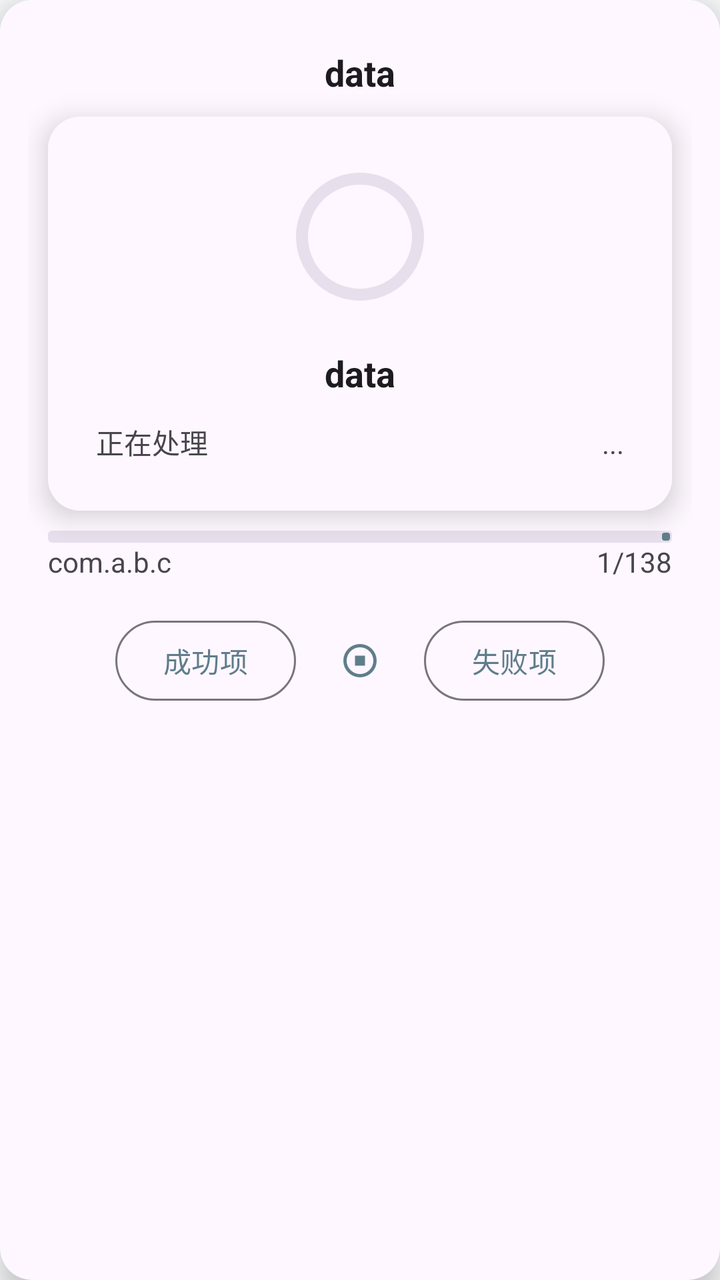
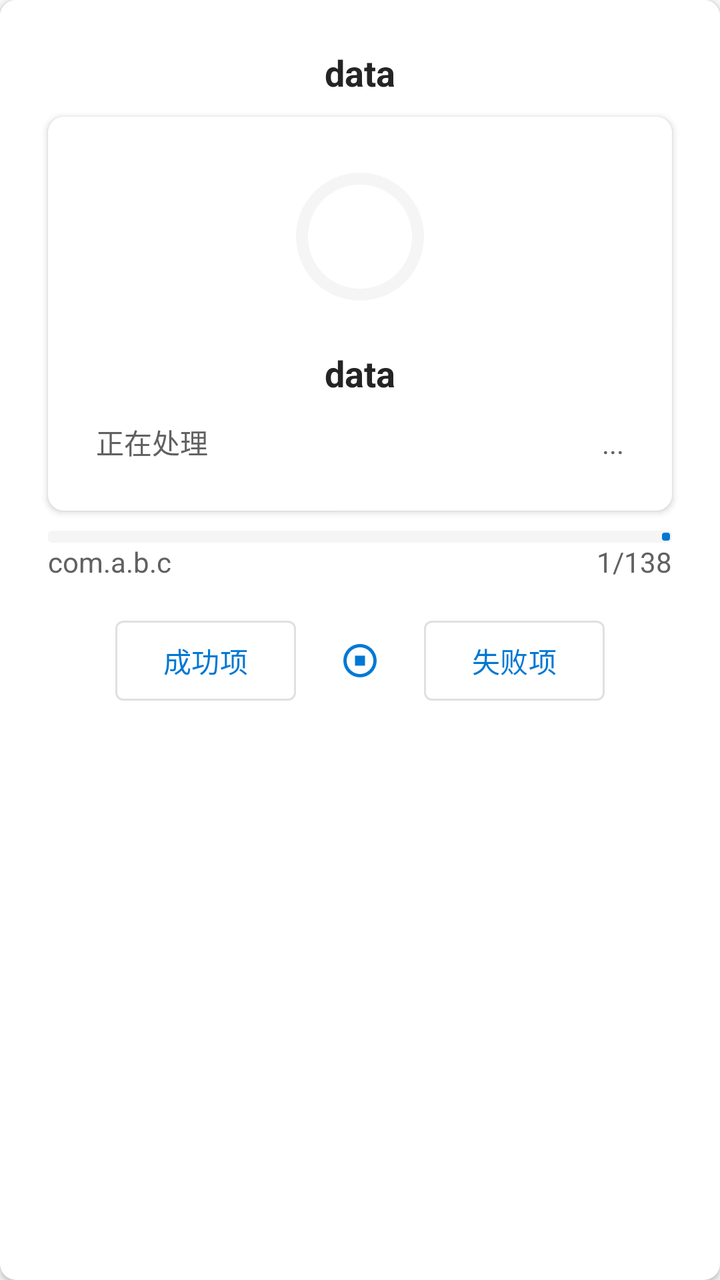

The first picture is an Android layout as it rendered before a commit; the second is the same layout after the commit. The layout source and the unified diff follow.
<!-- AndroidManifest.xml: application theme Theme.AppSnapshot -->
<!-- res/layout/dialog_multi_item_loading.xml -->
<?xml version="1.0" encoding="utf-8"?>
<androidx.cardview.widget.CardView xmlns:android="http://schemas.android.com/apk/res/android"
    xmlns:app="http://schemas.android.com/apk/res-auto"
    android:layout_width="match_parent"
    android:layout_height="wrap_content"
    android:layout_margin="10dp"
    app:cardBackgroundColor="?attr/colorSurface"
    app:cardCornerRadius="16dp"
    app:cardElevation="8dp"
    app:cardPreventCornerOverlap="false">

    <LinearLayout
        android:layout_width="match_parent"
        android:layout_height="wrap_content"
        android:background="?attr/colorSurface"
        android:orientation="vertical"
        android:paddingHorizontal="14dp"
        android:paddingVertical="24dp">

        <TextView
            android:id="@+id/tv_current_label"
            android:layout_width="match_parent"
            android:layout_height="wrap_content"
            android:gravity="center"
            android:text="data"
            android:textColor="?attr/colorOnSurface"
            android:textSize="18sp"
            android:textStyle="bold" />

        <include
            android:id="@+id/single_loading_dialog"
            layout="@layout/dialog_loading"
            android:layout_width="match_parent"
            android:layout_height="wrap_content"
            android:layout_margin="10dp" />


        <com.google.android.material.progressindicator.LinearProgressIndicator
            android:id="@+id/progressBarTotal"
            android:layout_width="match_parent"
            android:layout_height="wrap_content"
            android:layout_gravity="center"
            android:layout_marginHorizontal="10dp"
            android:max="100"
            android:progress="0"
            app:indicatorColor="?attr/colorPrimary"
            app:indicatorSize="64dp"
            app:trackColor="?attr/colorSurfaceVariant"
            app:trackThickness="6dp" />

        <LinearLayout
            android:layout_width="match_parent"
            android:layout_height="wrap_content"
            android:layout_marginHorizontal="10dp"
            android:orientation="horizontal">

            <TextView
                android:id="@+id/tv_package"
                android:layout_width="0dp"
                android:layout_height="wrap_content"
                android:layout_marginEnd="10dp"
                android:layout_weight="1"
                android:ellipsize="start"
                android:gravity="start"
                android:maxLines="1"
                android:text="com.a.b.c"
                android:textColor="?attr/colorOnSurfaceVariant"
                android:textSize="14sp"
                android:visibility="visible" />

            <TextView
                android:id="@+id/tv_progress"
                android:layout_width="wrap_content"
                android:layout_height="wrap_content"
                android:ellipsize="end"
                android:gravity="end"
                android:maxLines="1"
                android:text="1/138"
                android:textColor="?attr/colorOnSurfaceVariant"
                android:textSize="14sp"
                android:visibility="visible" />
        </LinearLayout>

        <LinearLayout
            android:layout_width="match_parent"
            android:layout_height="wrap_content"
            android:layout_marginHorizontal="10dp"
            android:layout_marginTop="16dp"
            android:gravity="center"
            android:orientation="horizontal">

            <com.google.android.material.button.MaterialButton
                android:id="@+id/btn_success"
                style="@style/Widget.Material3.Button.OutlinedButton"
                android:layout_width="wrap_content"
                android:layout_height="wrap_content"
                android:text="成功项" />

            <com.google.android.material.button.MaterialButton
                android:id="@+id/btn_cancel"
                style="@style/Widget.Material3.Button.IconButton"
                android:layout_width="wrap_content"
                android:layout_height="wrap_content"
                android:layout_marginHorizontal="8dp"
                app:icon="@drawable/stop_circle_outline" />

            <com.google.android.material.button.MaterialButton
                android:id="@+id/btn_fail"
                style="@style/Widget.Material3.Button.OutlinedButton"
                android:layout_width="wrap_content"
                android:layout_height="wrap_content"
                android:text="失败项" />

        </LinearLayout>

    </LinearLayout>

</androidx.cardview.widget.CardView>
<!-- res/layout/dialog_loading.xml (included above) -->
<?xml version="1.0" encoding="utf-8"?>
<androidx.cardview.widget.CardView xmlns:android="http://schemas.android.com/apk/res/android"
    xmlns:app="http://schemas.android.com/apk/res-auto"
    android:layout_width="wrap_content"
    android:layout_height="wrap_content"
    app:cardBackgroundColor="?attr/colorSurface"
    app:cardCornerRadius="16dp"
    app:cardElevation="8dp"
    app:cardPreventCornerOverlap="false">

    <LinearLayout
        android:layout_width="match_parent"
        android:minWidth="280dp"
        android:layout_height="wrap_content"
        android:background="?attr/colorSurface"
        android:orientation="vertical"
        android:padding="24dp">

        <com.google.android.material.progressindicator.CircularProgressIndicator
            android:id="@+id/progressBar"
            android:layout_width="wrap_content"
            android:layout_height="wrap_content"
            android:layout_gravity="center"
            android:layout_marginBottom="20dp"
            android:max="100"
            android:progress="0"
            app:indicatorColor="?attr/colorPrimary"
            app:indicatorSize="64dp"
            app:trackColor="?attr/colorSurfaceVariant"
            app:trackThickness="6dp" />

        <TextView
            android:id="@+id/currentItemText"
            android:layout_width="match_parent"
            android:layout_height="wrap_content"
            android:layout_marginBottom="12dp"
            android:gravity="center"
            android:text="data"
            android:textColor="?attr/colorOnSurface"
            android:textSize="18sp"
            android:textStyle="bold" />

        <LinearLayout
            android:layout_width="match_parent"
            android:layout_height="wrap_content"
            android:orientation="horizontal">

            <TextView
                android:id="@+id/messageText"
                android:layout_width="0dp"
                android:layout_height="wrap_content"
                android:layout_weight="1"
                android:ellipsize="start"
                android:gravity="start"
                android:maxLines="1"
                android:text="正在处理"
                android:textColor="?attr/colorOnSurfaceVariant"
                android:textSize="14sp"
                android:visibility="visible" />

            <TextView
                android:id="@+id/statusText"
                android:layout_width="wrap_content"
                android:layout_height="wrap_content"
                android:ellipsize="end"
                android:gravity="end"
                android:maxLines="1"
                android:text="..."
                android:textColor="?attr/colorOnSurfaceVariant"
                android:textSize="14sp"
                android:visibility="visible" />
        </LinearLayout>
    </LinearLayout>

</androidx.cardview.widget.CardView>
<!-- resources referenced by this layout -->
<resources>
  <!-- drawable stop_circle_outline (drawable) -->
  <vector xmlns:android="http://schemas.android.com/apk/res/android" android:height="24dp" android:width="24dp" android:viewportWidth="24" android:viewportHeight="24"><path android:fillColor="#000000" android:pathData="M12,2A10,10 0 0,0 2,12A10,10 0 0,0 12,22A10,10 0 0,0 22,12A10,10 0 0,0 12,2M12,4C16.41,4 20,7.59 20,12C20,16.41 16.41,20 12,20C7.59,20 4,16.41 4,12C4,7.59 7.59,4 12,4M9,9V15H15V9" /></vector>
  <style name="Theme.AppSnapshot" parent="Theme.Material3.DayNight">
          
          <item name="colorPrimary">@color/blue_grey_500</item>
          <item name="colorPrimaryVariant">@color/blue_grey_700</item>
          <item name="colorOnPrimary">@color/white</item>
          
          <item name="colorSecondary">@color/blue_grey_300</item>
          <item name="colorSecondaryVariant">@color/blue_grey_800</item>
          <item name="colorOnSecondary">@color/white</item>
          
          <item name="android:statusBarColor">@android:color/transparent</item>
          
          <item name="android:colorBackground">@color/light_gray_white</item>
          
      </style>
  <color name="blue_grey_500">#FF607D8B</color>
  <color name="blue_grey_700">#FF455A64</color>
  <color name="white">#FFFFFFFF</color>
  <color name="blue_grey_300">#FF90A4AE</color>
  <color name="blue_grey_800">#FF37474F</color>
  <color name="light_gray_white">#FFF8F9FA</color>
</resources>

<!-- the commit's change to res/layout/dialog_multi_item_loading.xml (unified diff, before → after) -->
@@ -5,8 +5,8 @@
     android:layout_height="wrap_content"
     android:layout_margin="10dp"
     app:cardBackgroundColor="?attr/colorSurface"
-    app:cardCornerRadius="16dp"
-    app:cardElevation="8dp"
+    app:cardCornerRadius="@dimen/fluent_corner_radius_overlay"
+    app:cardElevation="2dp"
     app:cardPreventCornerOverlap="false">
 
     <LinearLayout
@@ -123,8 +123,8 @@
     android:layout_width="wrap_content"
     android:layout_height="wrap_content"
     app:cardBackgroundColor="?attr/colorSurface"
-    app:cardCornerRadius="16dp"
-    app:cardElevation="8dp"
+    app:cardCornerRadius="@dimen/fluent_corner_radius_overlay"
+    app:cardElevation="2dp"
     app:cardPreventCornerOverlap="false">
 
     <LinearLayout
<!-- resource entries referenced after the edit -->
@@ -1,27 +1,218 @@
 <!-- resources referenced by this layout -->
 <resources>
+  <dimen name="fluent_corner_radius_overlay">8dp</dimen>
   <!-- drawable stop_circle_outline (drawable) -->
-  <vector xmlns:android="http://schemas.android.com/apk/res/android" android:height="24dp" android:width="24dp" android:viewportWidth="24" android:viewportHeight="24"><path android:fillColor="#000000" android:pathData="M12,2A10,10 0 0,0 2,12A10,10 0 0,0 12,22A10,10 0 0,0 22,12A10,10 0 0,0 12,2M12,4C16.41,4 20,7.59 20,12C20,16.41 16.41,20 12,20C7.59,20 4,16.41 4,12C4,7.59 7.59,4 12,4M9,9V15H15V9" /></vector>
-  <style name="Theme.AppSnapshot" parent="Theme.Material3.DayNight">
-          
-          <item name="colorPrimary">@color/blue_grey_500</item>
-          <item name="colorPrimaryVariant">@color/blue_grey_700</item>
-          <item name="colorOnPrimary">@color/white</item>
-          
-          <item name="colorSecondary">@color/blue_grey_300</item>
-          <item name="colorSecondaryVariant">@color/blue_grey_800</item>
-          <item name="colorOnSecondary">@color/white</item>
+  <vector xmlns:android="http://schemas.android.com/apk/res/android" android:height="24dp" android:width="24dp" android:viewportWidth="24" android:viewportHeight="24"><path android:fillColor="@color/icon_primary" android:pathData="M12,2A10,10 0 0,0 2,12A10,10 0 0,0 12,22A10,10 0 0,0 22,12A10,10 0 0,0 12,2M12,4C16.41,4 20,7.59 20,12C20,16.41 16.41,20 12,20C7.59,20 4,16.41 4,12C4,7.59 7.59,4 12,4M9,9V15H15V9" /></vector>
+  <style name="Theme.AppSnapshot" parent="Theme.Material3.DayNight.NoActionBar">
+          
+          <item name="shapeAppearanceSmallComponent">@style/ShapeAppearance.AppSnapshot.SmallComponent</item>
+          <item name="shapeAppearanceMediumComponent">@style/ShapeAppearance.AppSnapshot.MediumComponent</item>
+          <item name="shapeAppearanceLargeComponent">@style/ShapeAppearance.AppSnapshot.LargeComponent</item>
+          
+          <item name="colorPrimary">@color/primary</item>
+          <item name="colorOnPrimary">@color/on_primary</item>
+          <item name="colorPrimaryContainer">@color/primary_container</item>
+          <item name="colorOnPrimaryContainer">@color/on_primary_container</item>
+          
+          <item name="colorSecondary">@color/secondary</item>
+          <item name="colorOnSecondary">@color/on_secondary</item>
+          <item name="colorSecondaryContainer">@color/secondary_container</item>
+          <item name="colorOnSecondaryContainer">@color/on_secondary_container</item>
+          
+          <item name="colorTertiary">@color/tertiary</item>
+          <item name="colorOnTertiary">@color/on_tertiary</item>
+          <item name="colorTertiaryContainer">@color/tertiary_container</item>
+          <item name="colorOnTertiaryContainer">@color/on_tertiary_container</item>
+          
+          <item name="android:colorBackground">@color/background</item>
+          <item name="colorOnBackground">@color/on_background</item>
+          <item name="colorSurface">@color/surface</item>
+          <item name="colorOnSurface">@color/on_surface</item>
+          <item name="colorSurfaceVariant">@color/surface_variant</item>
+          <item name="colorOnSurfaceVariant">@color/on_surface_variant</item>
+          <item name="colorSurfaceContainer">@color/surface</item>
+          <item name="colorSurfaceContainerHigh">@color/fluent_layer</item>
+          <item name="colorSurfaceContainerHighest">@color/surface_variant</item>
+          <item name="colorSurfaceContainerLow">@color/background</item>
+          <item name="colorSurfaceContainerLowest">@color/surface</item>
+          
+          <item name="colorOutline">@color/outline</item>
+          <item name="colorOutlineVariant">@color/outline_variant</item>
+          
+          <item name="android:textColorPrimary">@color/on_surface</item>
+          <item name="android:textColorSecondary">@color/on_surface_variant</item>
+          <item name="android:textColorTertiary">@color/fluent_text_tertiary</item>
+          
+          <item name="colorAccent">@color/primary</item>
+          <item name="colorControlActivated">@color/primary</item>
+          <item name="colorControlNormal">@color/icon_primary</item>
+          <item name="colorControlHighlight">@color/primary_container</item>
           
           <item name="android:statusBarColor">@android:color/transparent</item>
-          
-          <item name="android:colorBackground">@color/light_gray_white</item>
-          
-      </style>
-  <color name="blue_grey_500">#FF607D8B</color>
-  <color name="blue_grey_700">#FF455A64</color>
-  <color name="white">#FFFFFFFF</color>
-  <color name="blue_grey_300">#FF90A4AE</color>
-  <color name="blue_grey_800">#FF37474F</color>
-  <color name="light_gray_white">#FFF8F9FA</color>
+          <item name="android:navigationBarColor">@color/background</item>
+          
+          <item name="bottomNavigationStyle">@style/Widget.AppSnapshot.BottomNavigationView</item>
+          
+          <item name="tabStyle">@style/Widget.AppSnapshot.TabLayout</item>
+          
+          <item name="chipStyle">@style/Widget.AppSnapshot.Chip.Filter</item>
+          
+          <item name="floatingActionButtonStyle">@style/Widget.AppSnapshot.FloatingActionButton</item>
+          
+          <item name="switchStyle">@style/Widget.AppSnapshot.Switch</item>
+          <item name="checkboxStyle">@style/Widget.AppSnapshot.CheckBox</item>
+          
+          <item name="materialButtonStyle">@style/Widget.AppSnapshot.Button</item>
+          
+          <item name="toolbarStyle">@style/Widget.AppSnapshot.Toolbar</item>
+          <item name="actionBarSize">@dimen/toolbar_height</item>
+          <item name="actionBarTheme">@style/ThemeOverlay.AppSnapshot.ActionBar</item>
+          
+          <item name="materialAlertDialogTheme">@style/ThemeOverlay.AppSnapshot.Dialog</item>
+          <item name="bottomSheetDialogTheme">@style/ThemeOverlay.AppSnapshot.BottomSheet</item>
+      </style>
+  <color name="icon_primary">@color/on_surface</color>
+  <style name="ShapeAppearance.AppSnapshot.SmallComponent" parent="ShapeAppearance.Material3.SmallComponent">
+          <item name="cornerFamily">rounded</item>
+          <item name="cornerSize">@dimen/fluent_corner_radius_control</item>
+      </style>
+  <style name="ShapeAppearance.AppSnapshot.MediumComponent" parent="ShapeAppearance.Material3.MediumComponent">
+          <item name="cornerFamily">rounded</item>
+          <item name="cornerSize">@dimen/fluent_corner_radius_overlay</item>
+      </style>
+  <style name="ShapeAppearance.AppSnapshot.LargeComponent" parent="ShapeAppearance.Material3.LargeComponent">
+          <item name="cornerFamily">rounded</item>
+          <item name="cornerSize">@dimen/fluent_corner_radius_overlay</item>
+      </style>
+  <color name="primary">@color/fluent_accent</color>
+  <color name="on_primary">#FFFFFFFF</color>
+  <color name="primary_container">@color/fluent_accent_container</color>
+  <color name="on_primary_container">#FF004578</color>
+  <color name="secondary">@color/fluent_text_secondary</color>
+  <color name="on_secondary">#FFFFFFFF</color>
+  <color name="secondary_container">@color/fluent_fill_subtle</color>
+  <color name="on_secondary_container">@color/fluent_text_primary</color>
+  <color name="tertiary">@color/fluent_accent_hover</color>
+  <color name="on_tertiary">#FFFFFFFF</color>
+  <color name="tertiary_container">@color/fluent_accent_container_subtle</color>
+  <color name="on_tertiary_container">#FF004578</color>
+  <color name="background">@color/fluent_canvas</color>
+  <color name="on_background">@color/fluent_text_primary</color>
+  <color name="surface">@color/fluent_layer</color>
+  <color name="on_surface">@color/fluent_text_primary</color>
+  <color name="surface_variant">@color/fluent_fill_subtle</color>
+  <color name="on_surface_variant">@color/fluent_text_secondary</color>
+  <color name="fluent_layer">#FFFFFFFF</color>
+  <color name="outline">@color/fluent_stroke</color>
+  <color name="outline_variant">@color/fluent_stroke_subtle</color>
+  <color name="fluent_text_tertiary">#FF707070</color>
+  <style name="Widget.AppSnapshot.BottomNavigationView" parent="Widget.Material3.BottomNavigationView">
+          <item name="android:background">@color/surface</item>
+          <item name="itemIconTint">@color/bottom_nav_item_color</item>
+          <item name="itemTextColor">@color/bottom_nav_item_color</item>
+          <item name="itemActiveIndicatorStyle">@style/Widget.AppSnapshot.BottomNavigationView.ActiveIndicator</item>
+          <item name="itemRippleColor">@color/primary_container</item>
+      </style>
+  <style name="Widget.AppSnapshot.TabLayout" parent="Widget.Material3.TabLayout">
+          <item name="tabIndicatorColor">@color/primary</item>
+          <item name="tabSelectedTextColor">@color/primary</item>
+          <item name="tabTextColor">@color/nav_item_inactive</item>
+          <item name="tabRippleColor">@color/primary_container</item>
+          <item name="tabIndicatorHeight">3dp</item>
+          <item name="tabIndicatorFullWidth">false</item>
+      </style>
+  <style name="Widget.AppSnapshot.Chip.Filter" parent="Widget.Material3.Chip.Filter">
+          <item name="chipBackgroundColor">@color/chip_background_color</item>
+          <item name="chipSurfaceColor">@color/chip_background_color</item>
+          <item name="chipStrokeColor">@color/chip_stroke_color</item>
+          <item name="chipStrokeWidth">1dp</item>
+          <item name="chipMinHeight">32dp</item>
+          <item name="checkedIconVisible">false</item>
+          <item name="android:textColor">@color/chip_text_color</item>
+          <item name="android:textSize">13sp</item>
+          <item name="shapeAppearanceOverlay">@style/ShapeAppearance.AppSnapshot.Corner.Control</item>
+      </style>
+  <style name="Widget.AppSnapshot.FloatingActionButton" parent="Widget.Material3.FloatingActionButton.Primary">
+          <item name="backgroundTint">@color/primary</item>
+          <item name="tint">@color/on_primary</item>
+          <item name="shapeAppearance">@style/ShapeAppearance.AppSnapshot.Corner.Control</item>
+      </style>
+  <style name="Widget.AppSnapshot.Switch" parent="Widget.Material3.CompoundButton.Switch">
+          <item name="thumbTint">@color/switch_thumb_color</item>
+          <item name="trackTint">@color/switch_track_color</item>
+      </style>
+  <style name="Widget.AppSnapshot.CheckBox" parent="Widget.Material3.CompoundButton.CheckBox">
+          <item name="buttonTint">@color/primary</item>
+      </style>
+  <style name="Widget.AppSnapshot.Button" parent="Widget.Material3.Button">
+          <item name="backgroundTint">@color/primary</item>
+          <item name="android:textColor">@color/on_primary</item>
+          <item name="shapeAppearanceOverlay">@style/ShapeAppearance.AppSnapshot.Corner.Control</item>
+      </style>
+  <style name="Widget.AppSnapshot.Toolbar" parent="Widget.Material3.Toolbar">
+          <item name="android:background">@color/surface</item>
+          <item name="backgroundTint">@null</item>
+          <item name="titleTextAppearance">@style/TextAppearance.AppSnapshot.ToolbarTitle</item>
+          <item name="titleTextColor">@color/on_surface</item>
+          <item name="subtitleTextColor">@color/on_surface_variant</item>
+          <item name="android:elevation">0dp</item>
+          <item name="elevation">0dp</item>
+      </style>
+  <dimen name="toolbar_height">48dp</dimen>
+  <style name="ThemeOverlay.AppSnapshot.ActionBar" parent="ThemeOverlay.Material3.ActionBar">
+          <item name="colorControlNormal">@color/on_surface</item>
+      </style>
+  <style name="ThemeOverlay.AppSnapshot.Dialog" parent="ThemeOverlay.Material3.MaterialAlertDialog">
+          <item name="colorPrimary">@color/primary</item>
+          <item name="colorSecondary">@color/secondary</item>
+          <item name="colorTertiary">@color/tertiary</item>
+          <item name="android:colorBackground">@color/surface</item>
+          <item name="shapeAppearanceOverlay">@style/ShapeAppearance.AppSnapshot.Corner.Overlay</item>
+      </style>
+  <style name="ThemeOverlay.AppSnapshot.BottomSheet" parent="ThemeOverlay.Material3.BottomSheetDialog">
+          <item name="colorPrimary">@color/primary</item>
+          <item name="colorOnPrimary">@color/on_primary</item>
+          <item name="colorSurface">@color/surface</item>
+          <item name="colorOnSurface">@color/on_surface</item>
+          <item name="android:colorBackground">@color/surface</item>
+          <item name="materialButtonStyle">@style/Widget.AppSnapshot.Button</item>
+          <item name="shapeAppearanceOverlay">@style/ShapeAppearance.AppSnapshot.Corner.Overlay</item>
+      </style>
+  <dimen name="fluent_corner_radius_control">4dp</dimen>
+  <color name="fluent_accent">#FF0078D4</color>
+  <color name="fluent_accent_container">#FFDEECF9</color>
+  <color name="fluent_text_secondary">#FF616161</color>
+  <color name="fluent_fill_subtle">#FFF5F5F5</color>
+  <color name="fluent_text_primary">#FF242424</color>
+  <color name="fluent_accent_hover">#FF106EBE</color>
+  <color name="fluent_accent_container_subtle">#FFE8F4FD</color>
+  <color name="fluent_canvas">#FFFAFAFA</color>
+  <color name="fluent_stroke">#FFE0E0E0</color>
+  <color name="fluent_stroke_subtle">#FFEBEBEB</color>
+  <style name="Widget.AppSnapshot.BottomNavigationView.ActiveIndicator" parent="Widget.Material3.BottomNavigationView.ActiveIndicator">
+          <item name="android:color">@color/nav_active_indicator</item>
+          <item name="android:width">@dimen/m3_bottom_nav_item_active_indicator_width</item>
+          <item name="android:height">@dimen/m3_bottom_nav_item_active_indicator_height</item>
+          <item name="marginHorizontal">@dimen/m3_bottom_nav_item_active_indicator_margin_horizontal</item>
+          <item name="shapeAppearance">@style/ShapeAppearance.AppSnapshot.Corner.Control</item>
+      </style>
+  <color name="nav_item_inactive">@color/fluent_text_secondary</color>
+  <style name="ShapeAppearance.AppSnapshot.Corner.Control" parent="ShapeAppearance.Material3.Corner.Small">
+          <item name="cornerFamily">rounded</item>
+          <item name="cornerSize">@dimen/fluent_corner_radius_control</item>
+      </style>
+  <style name="TextAppearance.AppSnapshot.ToolbarTitle" parent="TextAppearance.Material3.TitleMedium">
+          <item name="android:textColor">@color/on_surface</item>
+          <item name="android:textSize">17sp</item>
+          <item name="android:fontFamily">sans-serif-medium</item>
+      </style>
+  <style name="ShapeAppearance.AppSnapshot.Corner.Overlay" parent="ShapeAppearance.Material3.Corner.Medium">
+          <item name="cornerFamily">rounded</item>
+          <item name="cornerSize">@dimen/fluent_corner_radius_overlay</item>
+      </style>
+  <color name="nav_active_indicator">#1A0078D4</color>
+  <dimen name="m3_bottom_nav_item_active_indicator_width">48dp</dimen>
+  <dimen name="m3_bottom_nav_item_active_indicator_height">32dp</dimen>
+  <dimen name="m3_bottom_nav_item_active_indicator_margin_horizontal">2dp</dimen>
 </resources>
 
